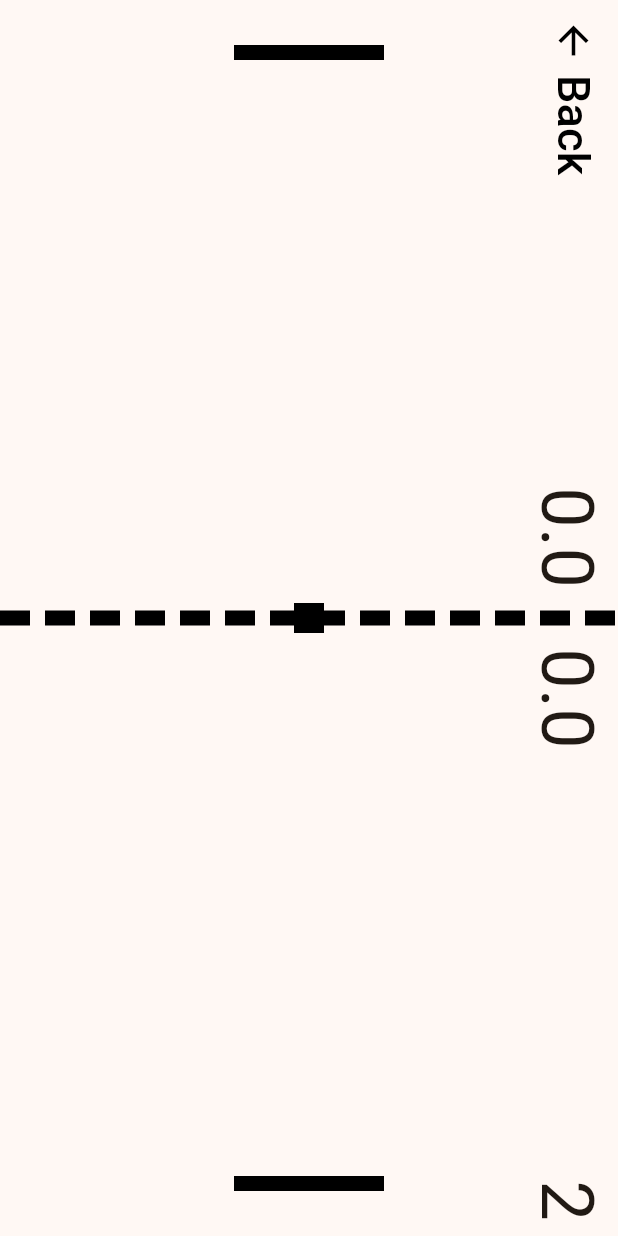
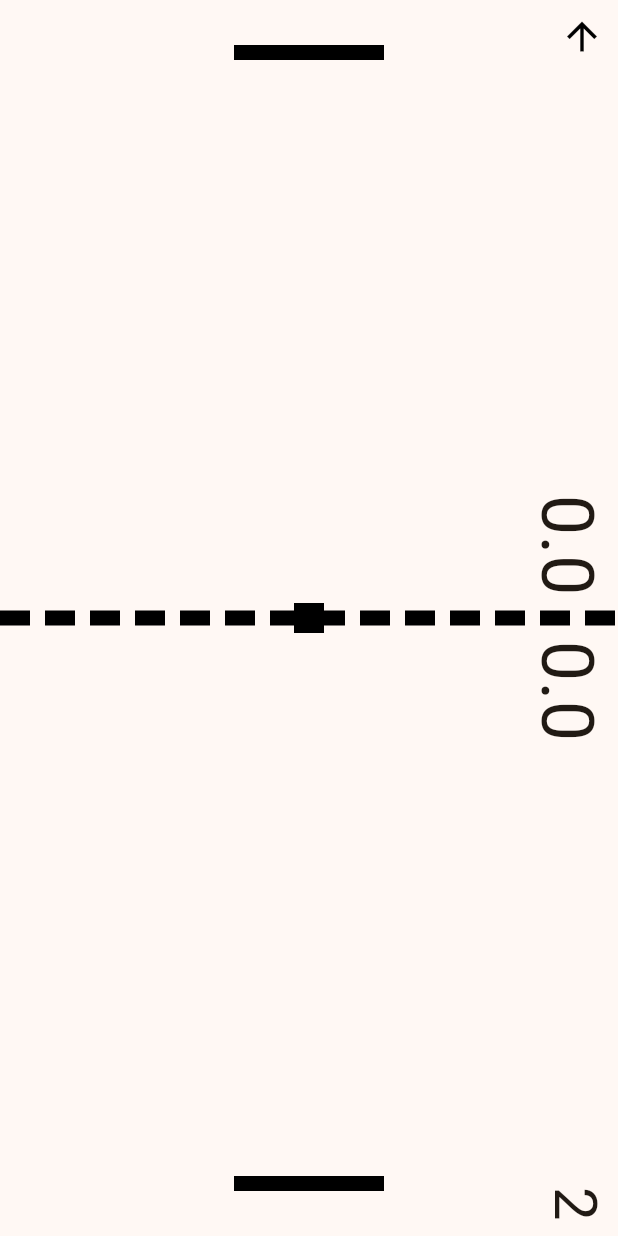
Before and after one commit to saulms777/Pocket-Play, a Flutter app: the PongGame screen opened by its route, on a phone screen of 412 x 824 dp. Run offline on Flutter 3.47's test engine with Material 3 defaults, Android fonts, the phone set to English and light mode, and no system bars.

Commit message:
started chess

```diff
--- /dev/null
+++ b/lib/games/library.dart
@@ -0,0 +1,4 @@
+library;
+
+export 'pong.dart';
+export 'chess.dart';
--- a/lib/pong_game.dart
+++ b/lib/games/pong.dart
@@ -199,72 +199,59 @@ class _PongGameState extends State<PongGame>
 
             // Dotted line
             CustomPaint(
-              size: Size(
-                _screenWidth, 10
-              ),
+              size: Size(_screenWidth, 10),
               painter: _DottedLinePainter(0, _screenHeight / 2 - 5, 20, 10),
             ),
 
             // Countdown
             Container(
               alignment: Alignment.bottomRight,
-              padding: EdgeInsets.only(bottom: 10),
+              padding: const EdgeInsets.only(bottom: 10),
               child: RotatedBox(
                 quarterTurns: 1,
                 child: Text(
                   _countdownMsg,
-                  style: TextStyle(fontSize: 48),
+                  style: TextStyle(fontSize: 40),
                 ),
               ),
             ),
 
             // Back button
-            Positioned(
-              right: 0,
-              top: 0,
-              child: RotatedBox(
-                quarterTurns: 1,
-                child: TextButton.icon(
-                  onPressed: () => Navigator.pop(context),
-                  icon: Icon(
-                    Icons.arrow_back,
+            Container(
+              alignment: Alignment.topRight,
+              child: IconButton(
+                onPressed: () => Navigator.pushNamed(context, 'home'),
+                icon: const Icon(
+                  Icons.arrow_upward,
+                  size: 30,
                   color: Colors.black,
+                ),
+              )
+            ),
+
+            // Play again
+            _finished ? Container(
+              alignment: Alignment.bottomRight,
+              child: Transform.rotate(
+                angle: pi / 2,
+                child: IconButton(
+                  onPressed: () => _playAgain(),
+                  icon: const Icon(
+                    Icons.replay,
                     size: 30,
-                  ),
-                  label: Text(
-                    'Back',
-                    style: TextStyle(
-                      fontSize: 30,
                     color: Colors.black,
                   ),
                 ),
               ),
-              ),
-            ),
-
-            // Play again
-            Container(
-              alignment: Alignment.bottomRight,
-              padding: EdgeInsets.only(bottom: 10),
-              child: RotatedBox(
-                quarterTurns: 1,
-                child: TextButton(
-                  onPressed: _finished ? _playAgain : null,
-                  child: Text(
-                    _finished ? 'Play Again' : '',
-                    style: TextStyle(
-                      fontSize: 36,
-                      color: Colors.black,
-                    ),
-                  ),
-                ),
-              ),
-            ),
+            ) : Container(),
 
             // Player 1 score
             Positioned(
-              right: 0,
-              bottom: _screenHeight / 2 + 20,
+              width: _screenWidth,
+              height: _screenHeight / 2,
+              child: Container(
+                alignment: Alignment.bottomRight,
+                padding: const EdgeInsets.only(bottom: 15),
                 child: RotatedBox(
                   quarterTurns: 1,
                   child: Text(
@@ -273,16 +260,22 @@ class _PongGameState extends State<PongGame>
                   ),
                 ),
               ),
+            ),
 
             // Player 2 score
             Positioned(
-              right: 0,
-              top: _screenHeight / 2 + 20,
+              width: _screenWidth,
+              height: _screenHeight / 2,
+              top: _screenHeight / 2,
+              child: Container(
+                alignment: Alignment.topRight,
+                padding: const EdgeInsets.only(top: 15),
                 child: RotatedBox(
                   quarterTurns: 1,
                   child: Text(
                     _player2.score.toString(),
                     style: TextStyle(fontSize: 48),
+                  ),
                 ),
               ),
             ),
--- a/lib/main.dart
+++ b/lib/main.dart
@@ -1,7 +1,7 @@
 import 'package:flutter/material.dart';
 
 import 'home_page.dart';
-import 'pong_game.dart';
+import 'games/library.dart';
 
 void main() => runApp(const MainApplication());
 
@@ -22,8 +22,9 @@
       routes: {
         'home': (context) => HomePage(),
         'pong': (context) => PongGame(),
+        'chess': (context) => ChessGame(),
       },
-      debugShowCheckedModeBanner: false, // temp
+      debugShowCheckedModeBanner: false,
     );
   }
 }
```
Also changed, not shown: lib/games/chess.dart (added, +82 -0 lines), lib/home_page.dart (+11 -6 lines), assets/images/chess_icon.png (added), assets/images/chess_pieces.png (added). Lines whose indentation alone changed are shown as unchanged.
